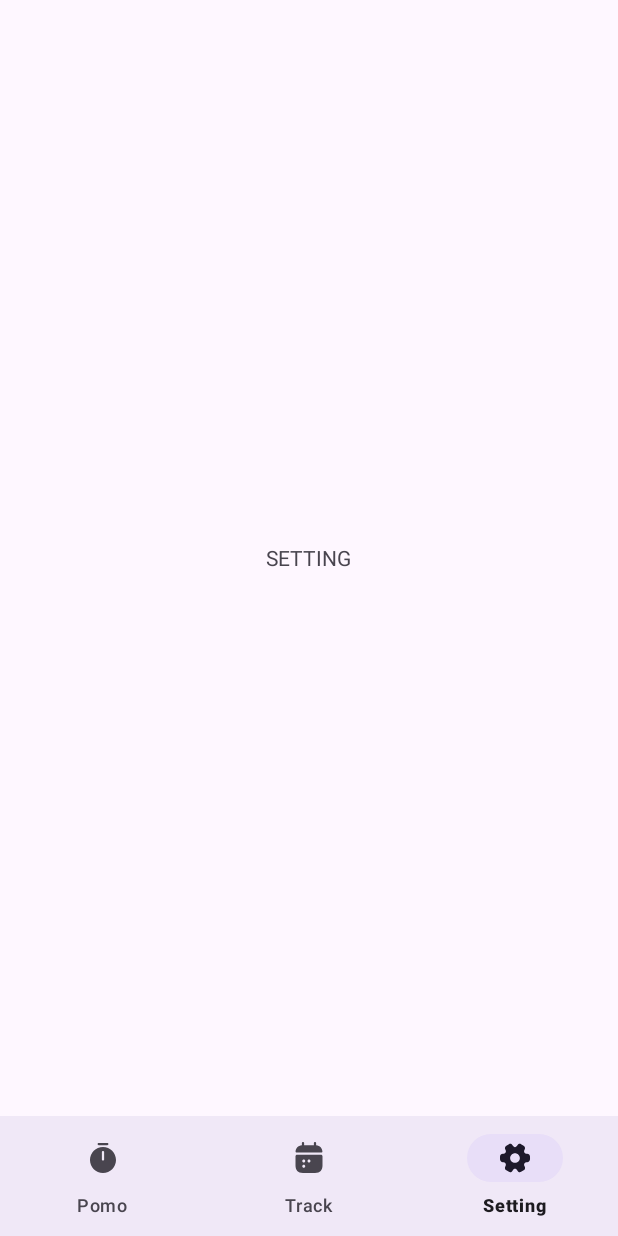
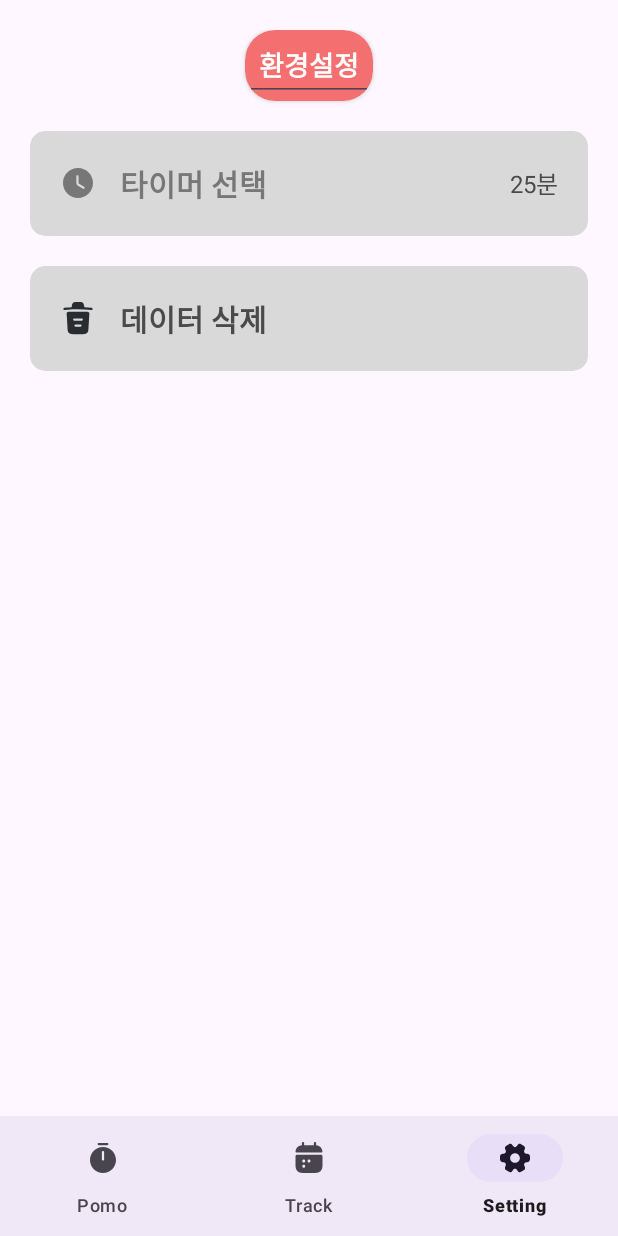
Before and after one commit to Haneol/pomodoro-app, an Android app: the SettingFragment screen opened through its navigation route, on a phone screen of 412 x 824 dp. Run offline under Robolectric (Android 15) with nearby library versions, the phone set to English and light mode, and no system bars; our stand-ins replace navigation-ui; 1 statement that could not run was skipped.

Commit message:
[feature/settings] layout 구현

```diff
--- /dev/null
+++ b/app/src/main/res/drawable/ic_clock.xml
@@ -0,0 +1,9 @@
+<vector xmlns:android="http://schemas.android.com/apk/res/android"
+    android:width="24dp"
+    android:height="24dp"
+    android:viewportWidth="24"
+    android:viewportHeight="24">
+  <path
+      android:pathData="M12,2C6.49,2 2,6.49 2,12C2,17.51 6.49,22 12,22C17.51,22 22,17.51 22,12C22,6.49 17.51,2 12,2ZM16.35,15.57C16.21,15.81 15.96,15.94 15.7,15.94C15.57,15.94 15.44,15.91 15.32,15.83L12.22,13.98C11.45,13.52 10.88,12.51 10.88,11.62V7.52C10.88,7.11 11.22,6.77 11.63,6.77C12.04,6.77 12.38,7.11 12.38,7.52V11.62C12.38,11.98 12.68,12.51 12.99,12.69L16.09,14.54C16.45,14.75 16.57,15.21 16.35,15.57Z"
+      android:fillColor="#777777"/>
+</vector>
--- /dev/null
+++ b/app/src/main/res/drawable/ic_trash.xml
@@ -0,0 +1,12 @@
+<vector xmlns:android="http://schemas.android.com/apk/res/android"
+    android:width="24dp"
+    android:height="24dp"
+    android:viewportWidth="24"
+    android:viewportHeight="24">
+  <path
+      android:pathData="M21.07,5.23C19.46,5.07 17.85,4.95 16.23,4.86V4.85L16.01,3.55C15.86,2.63 15.64,1.25 13.3,1.25H10.68C8.35,1.25 8.13,2.57 7.97,3.54L7.76,4.82C6.83,4.88 5.9,4.94 4.97,5.03L2.93,5.23C2.51,5.27 2.21,5.64 2.25,6.05C2.29,6.46 2.65,6.76 3.07,6.72L5.11,6.52C10.35,6 15.63,6.2 20.93,6.73C20.96,6.73 20.98,6.73 21.01,6.73C21.39,6.73 21.72,6.44 21.76,6.05C21.79,5.64 21.49,5.27 21.07,5.23Z"
+      android:fillColor="#292D32"/>
+  <path
+      android:pathData="M19.23,8.14C18.99,7.89 18.66,7.75 18.32,7.75H5.68C5.34,7.75 5,7.89 4.77,8.14C4.54,8.39 4.41,8.73 4.43,9.08L5.05,19.34C5.16,20.86 5.3,22.76 8.79,22.76H15.21C18.7,22.76 18.84,20.87 18.95,19.34L19.57,9.09C19.59,8.73 19.46,8.39 19.23,8.14ZM13.66,17.75H10.33C9.92,17.75 9.58,17.41 9.58,17C9.58,16.59 9.92,16.25 10.33,16.25H13.66C14.07,16.25 14.41,16.59 14.41,17C14.41,17.41 14.07,17.75 13.66,17.75ZM14.5,13.75H9.5C9.09,13.75 8.75,13.41 8.75,13C8.75,12.59 9.09,12.25 9.5,12.25H14.5C14.91,12.25 15.25,12.59 15.25,13C15.25,13.41 14.91,13.75 14.5,13.75Z"
+      android:fillColor="#292D32"/>
+</vector>
--- a/app/src/main/res/layout/fragment_setting.xml
+++ b/app/src/main/res/layout/fragment_setting.xml
@@ -1,14 +1,111 @@
 <?xml version="1.0" encoding="utf-8"?>
 <LinearLayout xmlns:android="http://schemas.android.com/apk/res/android"
+    xmlns:app="http://schemas.android.com/apk/res-auto"
     xmlns:tools="http://schemas.android.com/tools"
     android:layout_width="match_parent"
     android:layout_height="match_parent"
-    android:gravity="center"
-    android:orientation="vertical">
-
-    <TextView
-        android:id="@+id/textView3"
+    android:orientation="vertical"
+    android:padding="20dp">
+    <!-- 환경 설정 카드 -->
+    <androidx.cardview.widget.CardView
         android:layout_width="wrap_content"
         android:layout_height="wrap_content"
-        android:text="SETTING" />
+        android:layout_gravity="center"
+        app:cardBackgroundColor="#F46F6F"
+        app:cardCornerRadius="20dp">
+
+        <EditText
+            android:layout_width="wrap_content"
+            android:layout_height="wrap_content"
+            android:ems="4"
+            android:inputType="text"
+            android:text="환경설정"
+            android:textAlignment="center"
+            android:textColor="#FFFFFF"
+            android:textStyle="bold" />
+
+    </androidx.cardview.widget.CardView>
+    <!-- 선택 카드 -->
+    <androidx.cardview.widget.CardView
+        android:layout_width="match_parent"
+        android:layout_height="wrap_content"
+        android:layout_marginTop="20dp"
+        app:cardBackgroundColor="#D9D9D9"
+        app:cardCornerRadius="10dp"
+        android:layout_gravity="center_horizontal">
+
+        <LinearLayout
+            android:layout_width="match_parent"
+            android:layout_height="match_parent"
+            android:gravity="center_vertical"
+            android:orientation="horizontal"
+            android:padding="20dp">
+
+            <!-- 왼쪽 아이콘 -->
+            <ImageView
+                android:layout_width="wrap_content"
+                android:layout_height="wrap_content"
+                android:layout_marginRight="16dp"
+                android:src="@drawable/ic_clock" />
+
+            <!-- 가운데 텍스트 -->
+            <TextView
+                android:layout_width="0dp"
+                android:layout_height="wrap_content"
+                android:layout_weight="1"
+                android:text="타이머 선택"
+                android:textColor="#777777"
+                android:textSize="20sp"
+                android:textStyle="bold" />
+
+            <!-- 오른쪽 텍스트 -->
+            <TextView
+                android:layout_width="wrap_content"
+                android:layout_height="wrap_content"
+                android:gravity="end"
+                android:text="25분"
+                android:textColor="#4A4A4A"
+                android:textSize="16sp" />
+
+        </LinearLayout>
+    </androidx.cardview.widget.CardView>
+
+    <!-- 삭제 카드 -->
+    <androidx.cardview.widget.CardView
+        android:layout_width="match_parent"
+        android:layout_height="wrap_content"
+        android:layout_marginTop="20dp"
+        app:cardBackgroundColor="#D9D9D9"
+        app:cardCornerRadius="10dp">
+
+        <LinearLayout
+            android:layout_width="match_parent"
+            android:layout_height="match_parent"
+            android:gravity="center_vertical"
+            android:orientation="horizontal"
+            android:padding="20dp">
+
+            <!-- 왼쪽 아이콘 -->
+            <ImageView
+                android:layout_width="wrap_content"
+                android:layout_height="wrap_content"
+                android:layout_marginRight="16dp"
+                android:src="@drawable/ic_trash" />
+
+            <!-- 가운데 텍스트 -->
+            <TextView
+                android:layout_width="0dp"
+                android:layout_height="wrap_content"
+                android:layout_weight="1"
+                android:text="데이터 삭제"
+                android:textColor="#4A4A4A"
+                android:textSize="20sp"
+                android:textStyle="bold" />
+
+
+        </LinearLayout>
+    </androidx.cardview.widget.CardView>
+
+
+
 </LinearLayout>
```
